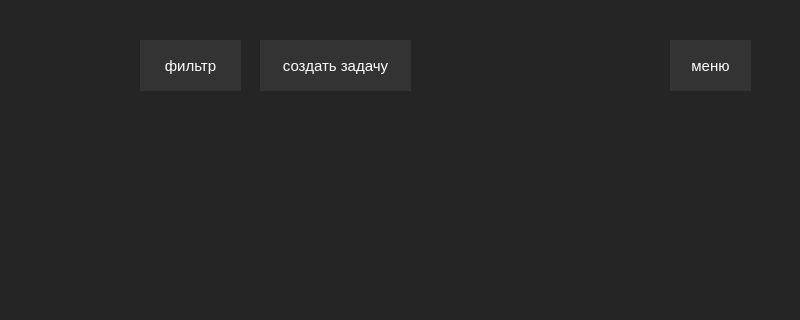
Qt form untitled/forms/mainwindow2.ui (skulweq/project_taskmanager) before a commit; both pictures show x 0 to 800 and y 0 to 320 of the 800 by 600 pixel window.
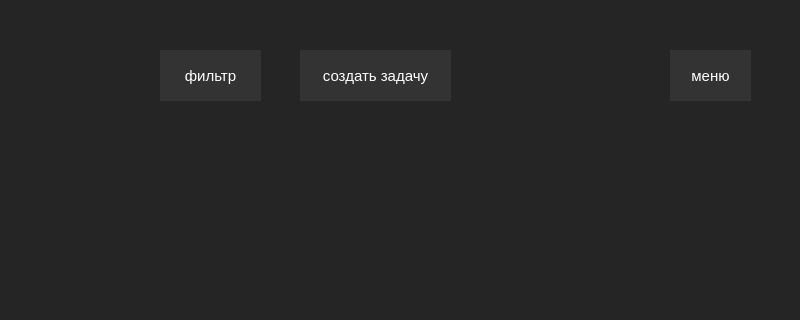
The same form after that commit.

```diff
--- a/untitled/forms/mainwindow2.ui
+++ b/untitled/forms/mainwindow2.ui
@@ -20,8 +20,8 @@
    <widget class="QPushButton" name="pushButton">
     <property name="geometry">
      <rect>
-      <x>140</x>
-      <y>40</y>
+      <x>160</x>
+      <y>50</y>
       <width>101</width>
       <height>51</height>
      </rect>
@@ -49,8 +49,8 @@
    <widget class="QPushButton" name="pushButton_2">
     <property name="geometry">
      <rect>
-      <x>260</x>
-      <y>40</y>
+      <x>300</x>
+      <y>50</y>
       <width>151</width>
       <height>51</height>
      </rect>
@@ -79,7 +79,7 @@
     <property name="geometry">
      <rect>
       <x>670</x>
-      <y>40</y>
+      <y>50</y>
       <width>81</width>
       <height>51</height>
      </rect>
```
